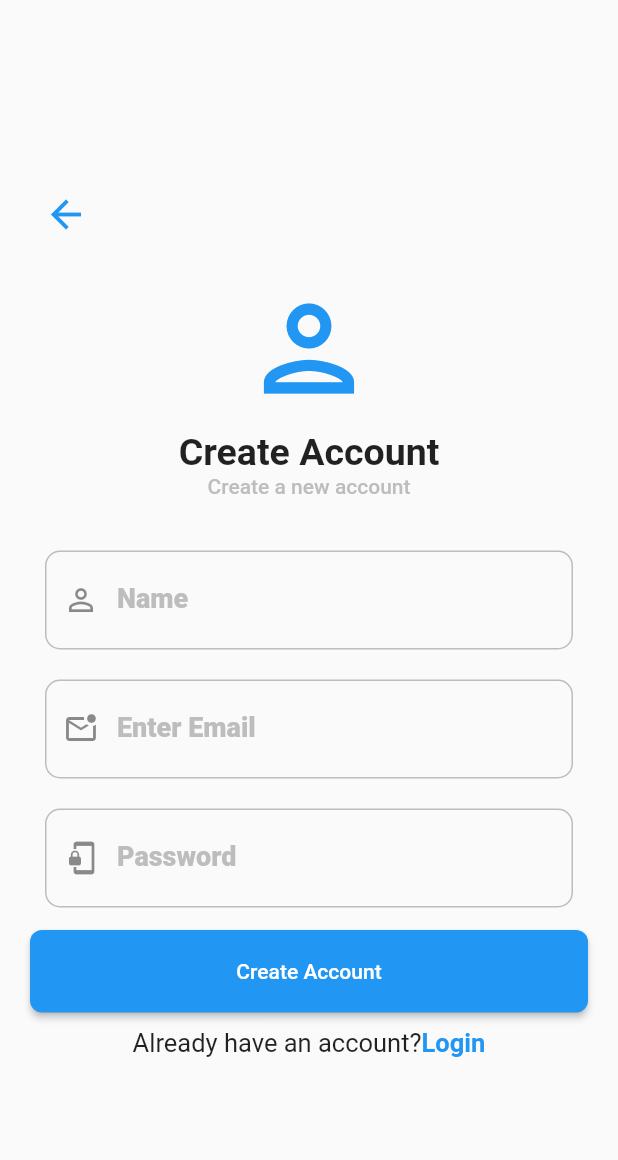
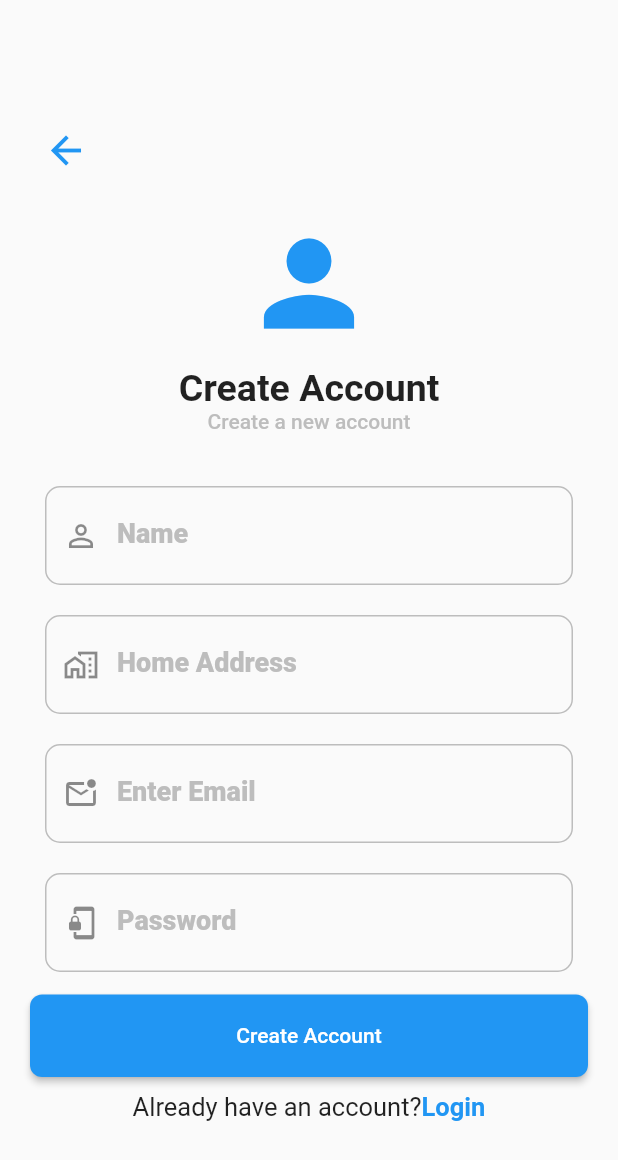
Before and after one commit to Yash2521/My-Village, a Flutter app: the screen it shows after launch, after a tap on "Register", on a phone screen of 412 x 824 dp. Shown: the top 1160 px of the screen. Run offline on Flutter 3.47's test engine with Material 2 defaults, Android fonts, the phone set to English and light mode, and no system bars; our stand-ins replace animated_splash_screen, cloud_firestore, firebase_auth, firebase_core, google_fonts; accounts and stored records are empty.

Commit message:
initial commit

```diff
--- a/lib/eventdetail.dart
+++ b/lib/Events/navratri.dart
@@ -29,7 +29,7 @@ class _EDState extends State<ED> {
       ),
 
       body: Center(
-        child: Text("Events Page",style: TextStyle(
+        child: Text("Date:26th September 2023 \n Venue: Bapa Sitaram Hall \n Time: 8:30 PM",style: TextStyle(
           fontSize: 20, fontWeight: FontWeight.bold,),
      ),
     )
--- a/lib/contactdetail.dart
+++ b/lib/contactdetail.dart
@@ -1,5 +1,4 @@
 import 'package:flutter/material.dart';
-
 
 class CD extends StatelessWidget {
   //const Setting({Key? key}) : super(key: key);
--- a/lib/contacts.dart
+++ b/lib/contacts.dart
@@ -2,7 +2,6 @@ import 'package:flutter/material.dart';
 
 class ContactPage extends StatefulWidget {
   const ContactPage({Key? key}) : super(key: key);
-
   @override
   State<ContactPage> createState() => _ContactPageState();
 }
--- a/lib/drawer.dart
+++ b/lib/drawer.dart
@@ -2,7 +2,6 @@ import 'package:flutter/material.dart';
 
 class MyHeaderDrawer extends StatelessWidget {
   const MyHeaderDrawer({Key? key}) : super(key: key);
-
   @override
   Widget build(BuildContext context) {
     return Container(
--- a/lib/login.dart
+++ b/lib/login.dart
@@ -2,17 +2,19 @@ import 'package:flutter/material.dart';
 import 'package:firebase_core/firebase_core.dart';
 import 'package:firebase_auth/firebase_auth.dart';
 import 'package:practice/home.dart';
+import 'package:practice/loading.dart';
 import 'package:practice/register.dart';
+
 class MyLogin extends StatefulWidget {
   @override
   State<MyLogin> createState() => _MyLoginState();
 }
 
 class _MyLoginState extends State<MyLogin> {
+  bool isLoading = false;
   @override
   late String email;
   late String pass;
-
   @override
   void initState() {
     email = "Flutter Campus";
@@ -97,35 +99,7 @@ class _MyLoginState extends State<MyLogin> {
                       ),
                     ),
                   ),
-                  // Row(
-                  //   mainAxisAlignment: MainAxisAlignment.end,
-                  //   children: [
-                  //     TextButton(onPressed: () {},
-                  //         child: Text("Forgot Password?",style: TextStyle(
-                  //           fontSize: 18,
-                  //           fontWeight: FontWeight.bold,
-                  //           color: Theme.of(context).primaryColor,
-                  //         ),))
-                  //   ],
-                  // ),
 
-                  // SizedBox(height: 10),
-                 // Row(
-                 //   children: [
-                 //     SizedBox(
-                 //       width: 110,
-                 //     ),
-                 //     GestureDetector(
-                 //       onTap: () {Navigator.pushNamed(context, 'forget');},
-                 //       child: Text(
-                 //         "Forgot password?",
-                 //         style: TextStyle(
-                 //           color: Theme.of (context).primaryColor,
-                 //           fontWeight: FontWeight.bold, fontSize: 16,
-                 //         ) ,),
-                 //     ),// Text
-                 //   ],
-                 // ),
                   SizedBox(
                     height: 10,
                   ),
@@ -133,18 +107,14 @@ class _MyLoginState extends State<MyLogin> {
                     height: 55,
                     width: double.infinity,
                     child: ElevatedButton(
-                      // color: Theme.of(context).primaryColor,
-                      // textColor: Colors.white,
-                      // onPressed: (){Navigator.pushNamed(context, 'home');},
-                      // shape: RoundedRectangleBorder(
-                      //   borderRadius: BorderRadius.circular (12),
-                      // ),
-                      onPressed: (){
+                      style: ElevatedButton.styleFrom(
+                          primary: Colors.blue
+                      ),
+                      onPressed: () {
                         FirebaseAuth.instance
                             .signInWithEmailAndPassword(
                             email: email, password: pass)
                             .then((FirebaseUser) {
-
                           Navigator.push(context,  MaterialPageRoute(builder: (context) => MyHome()),);
                         })
                             .catchError((e) {
@@ -159,7 +129,8 @@ class _MyLoginState extends State<MyLogin> {
                                 ),
                               ),
                             );
-                          } else if (e.code == 'wrong-password') {
+                          }
+                          else if (e.code == 'wrong-password') {
                             print("Wrong Password Provided by User");
                             ScaffoldMessenger.of(context).showSnackBar(
                               SnackBar(
@@ -172,9 +143,74 @@ class _MyLoginState extends State<MyLogin> {
                             );
                           }
                         });
+
+                        setState(() {
+                          isLoading = true;
+                        });
+
+                        // we had used future delayed to stop loading after
+                        // 3 seconds and show text "submit" on the screen.
+                        Future.delayed(const Duration(seconds: 3), (){
+                          setState(() {
+                            isLoading = false;
+                          });
+                        }
+                        );
+                      }, child: isLoading? Row(
+                      mainAxisAlignment: MainAxisAlignment.center,
+                      // as elevated button gets clicked we will see text"Loading..."
+                      // on the screen with circular progress indicator white in color.
+                      //as loading gets stopped "Submit" will be displayed
+                      children: const [
+                       // Text('Loading...', style: TextStyle(fontSize: 20),),
+                        SizedBox(width: 10,),
+                        CircularProgressIndicator(color: Colors.white,),
+                      ],
+                    ) : const Text('Login'),
+
+                      // color: Theme.of(context).primaryColor,
+                      // textColor: Colors.white,
+                      // onPressed: (){Navigator.pushNamed(context, 'home');},
+                      // shape: RoundedRectangleBorder(
+                      //   borderRadius: BorderRadius.circular (12),
+                      // ),
+                      // onPressed: (){
+                      //   FirebaseAuth.instance
+                      //       .signInWithEmailAndPassword(
+                      //       email: email, password: pass)
+                      //       .then((FirebaseUser) {
+                      //     Navigator.push(context,  MaterialPageRoute(builder: (context) => MyHome()),);
+                      //   })
+                      //       .catchError((e) {
+                      //     if (e.code == 'user-not-found') {
+                      //       print("No User Found for that Email");
+                      //       ScaffoldMessenger.of(context).showSnackBar(
+                      //         SnackBar(
+                      //           backgroundColor: Colors.lightBlue,
+                      //           content: Text(
+                      //             "No User Found for that Email",
+                      //             style: TextStyle(fontSize: 18.0, color: Colors.black),
+                      //           ),
+                      //         ),
+                      //       );
+                      //     }
+                      //     else if (e.code == 'wrong-password') {
+                      //       print("Wrong Password Provided by User");
+                      //       ScaffoldMessenger.of(context).showSnackBar(
+                      //         SnackBar(
+                      //           backgroundColor: Colors.lightBlue,
+                      //           content: Text(
+                      //             "Wrong Password Provided by User",
+                      //             style: TextStyle(fontSize: 18.0, color: Colors.black),
+                      //           ),
+                      //         ),
+                      //       );
+                      //     }
+                      //   });
                         //Navigator.pushNamed(context, 'home');
-                      },
-                      child: Text("Login"),
+                      //},
+                     // child: Text("Login"),
+
                     ),
                   ),
 
--- a/lib/main.dart
+++ b/lib/main.dart
@@ -2,10 +2,11 @@ import 'package:animated_splash_screen/animated_splash_screen.dart';
 import 'package:firebase_auth/firebase_auth.dart';
 import 'package:firebase_core/firebase_core.dart';
 import 'package:flutter/material.dart';
-import 'package:practice/eventdetail.dart';
+import 'package:practice/Events/navratri.dart';
 import 'package:practice/newpassword.dart';
 import 'package:practice/newsdetail.dart';
 import 'package:practice/register.dart';
+import 'package:practice/splash.dart';
 import 'package:practice/update.dart';
 import 'firebase_options.dart';
 import 'home.dart';
@@ -36,14 +37,17 @@ class MyApp extends StatelessWidget {
   Widget build(BuildContext context) {
     return MaterialApp(
     debugShowCheckedModeBanner: false,
-      home:MyLogin(),
-      // AnimatedSplashScreen(splash:
-      //   Image.asset('assest/homelogo.jpg',
-      //   ),
-      //   backgroundColor: Colors.black,
-      //   duration: 2500,
-      //   nextScreen:MyLogin(),
-      //   ),
+      home:
+      // Splash(),
+      AnimatedSplashScreen(splash:
+        Image.asset('assest/homelogo.jpg',
+          height: 500,
+          width: 500,
+        ),
+        backgroundColor: Colors.black,
+        duration: 2500,
+        nextScreen:MyLogin(),
+        ),
 
     routes: {
       'register': (context) => MyRegister(),
--- a/lib/newpassword.dart
+++ b/lib/newpassword.dart
@@ -2,7 +2,6 @@ import 'package:flutter/material.dart';
 
 class NewPassword extends StatelessWidget {
   const NewPassword ({Key? key}) : super(key: key);
-
   @override
   Widget build(BuildContext context) {
     return Scaffold(
--- a/lib/news.dart
+++ b/lib/news.dart
@@ -47,15 +47,12 @@ class _NewsPageState extends State<NewsPage> {
                       height: 170,
                       margin: EdgeInsets.fromLTRB(20.0, 45.0, 0.0, 0.0),
                       decoration: BoxDecoration(
-
                           borderRadius: BorderRadius.circular(15),
                           image: DecorationImage(image: AssetImage('assest/news.jpg'),
                             fit: BoxFit.fitWidth,)
                       ),
                     ),
-
                   ),
-
                 ],
               ),
             ],
--- a/lib/newsdetail.dart
+++ b/lib/newsdetail.dart
@@ -1,5 +1,4 @@
 import 'package:flutter/material.dart';
-
 import 'home.dart';
 
 class ND extends StatelessWidget {
@@ -22,7 +21,7 @@ class ND extends StatelessWidget {
         ),
       ),
       body: Center(
-        child: Text("News Detail Page"),
+        child: Text("New Delhi: India on Monday stoutly defended its import of crude oil from Russia amid the Ukraine conflict with External Affairs Minister S Jaishankar asserting that New Delhi's procurement was just one-sixth of the European purchase in the last nine months, in comments that came as a G7 price cap on Russian crude at 60 a barrel came into effect."),
       ),
     );
   }
--- a/lib/register.dart
+++ b/lib/register.dart
@@ -1,7 +1,6 @@
 import 'package:cloud_firestore/cloud_firestore.dart';
 import 'package:flutter/material.dart';
 import 'package:firebase_auth/firebase_auth.dart';
-import 'package:practice/home.dart';
 import 'login.dart';
 
 class MyRegister extends StatefulWidget {
@@ -12,9 +11,9 @@ class MyRegister extends StatefulWidget {
 class _MyRegisterState extends State<MyRegister> {
   @override
   final _firestore = FirebaseFirestore.instance;
-
   final _auth =FirebaseAuth.instance;
   late String name;
+  late String address;
   late String email;
   late String pass;
 
@@ -44,7 +43,8 @@ class _MyRegisterState extends State<MyRegister> {
                 ),
 
                 SizedBox(height: 20),
-                Icon(Icons.person_outlined,color: Theme.of(context).primaryColor,size: 90,),
+
+                Icon(Icons.person,color: Theme.of(context).primaryColor,size: 90,),
                 SizedBox(height: 10),
 
                 Text("Create Account", style: TextStyle(
@@ -83,6 +83,35 @@ class _MyRegisterState extends State<MyRegister> {
                       ),
                     ),
                   ),
+
+                SizedBox(height: 10),
+
+                Container(
+                  padding: EdgeInsets.symmetric(horizontal: 10,vertical: 5),
+                  child: TextFormField(
+                    onChanged: (value){
+                      address=value;
+                    },
+                    style: TextStyle(
+                      color: Theme.of(context).primaryColor,
+                      fontWeight: FontWeight.bold,
+                      fontSize: 22,
+                    ),
+                    decoration: InputDecoration(
+                        border: InputBorder.none,
+                        prefixIcon: Icon(Icons.home_work_outlined),
+                        labelText:"Home Address",
+                        // onChanged: (value){
+                        //   email=value;
+                        // },
+                        labelStyle: TextStyle(
+                          fontSize: 18,
+                          color: Colors.grey[400],
+                          fontWeight: FontWeight.w800,
+                        )
+                    ),
+                  ),
+                ),
 
 
                 SizedBox(height: 10),
@@ -158,10 +187,11 @@ class _MyRegisterState extends State<MyRegister> {
                           .createUserWithEmailAndPassword(
                           email: email, password: pass)
                           .then((signedInUser) {
-                        _firestore.collection('users').add({
+                        _firestore.collection("village").add({
                           'email': email,
                           'name': name,
                           'pass': pass,
+                          'address': address,
                         }).then((value) {
                           if (signedInUser != null) {
                             Navigator.push(context,  MaterialPageRoute(builder: (context) => MyLogin()),);
--- a/pubspec.yaml
+++ b/pubspec.yaml
@@ -46,10 +46,11 @@ dev_dependencies:
   flutter_launcher_icons: ^0.9.3
 
 
+
 flutter_icons:
   android: true
   ios: true
-  image_path: "assest/logo2.jpeg"
+  image_path: "assest/applogo.png"
 
   # The "flutter_lints" package below contains a set of recommended lints to
   # encourage good coding practices. The lint set provided by the package is
```
Also changed, not shown: lib/Events/diwali.dart (added, +38 -0 lines), lib/Events/dussehra.dart (added, +38 -0 lines), lib/Events/holi.dart (added, +38 -0 lines), lib/events.dart (+7 -5 lines), lib/loading.dart (added, +84 -0 lines), lib/splash.dart (added, +35 -0 lines), lib/update.dart (+13 -12 lines), assest/applogo.png (added), pubspec.lock, 21 other files.
